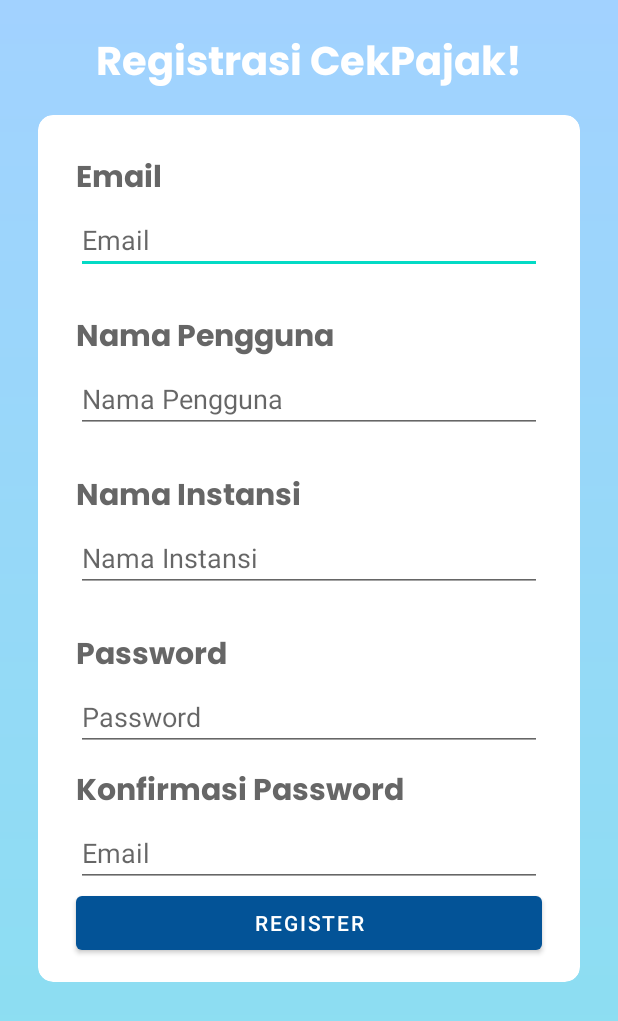
After one commit to ilhamnusantara/AplikasiPPajak, an Android app: the RegisterActivity screen opened directly, with no data from a screen before it, on a phone screen of 412 x 824 dp. The commit adds this screen. Shown: the top 1021 px of the screen. Run offline under Robolectric (Android 15) with nearby library versions, the phone set to English and light mode, and no system bars.

Commit message:
[IMP] tambah register logic dan flow

```diff
--- a/app/src/main/java/com/example/cekpajak/helpers/Db.java
+++ b/app/src/main/java/com/example/cekpajak/helpers/Db.java
@@ -6,13 +6,14 @@ import android.database.Cursor;
 import android.database.sqlite.SQLiteDatabase;
 import android.database.sqlite.SQLiteOpenHelper;
 import com.example.cekpajak.models.User;
+import com.google.android.material.snackbar.Snackbar;
 
 public class Db extends SQLiteOpenHelper {
     //DATABASE NAME
     public static final String DATABASE_NAME = "cekpajak";
 
     //DATABASE VERSION
-    public static final int DATABASE_VERSION = 1;
+    public static final int DATABASE_VERSION = 2;
 
     //TABLE NAME
     public static final String TABLE_USERS = "users";
@@ -22,6 +23,8 @@ public class Db extends SQLiteOpenHelper {
     public static final String KEY_ID = "id";
     //COLUMN user name
     public static final String KEY_USER_NAME = "username";
+//  //COLUMN company name
+    public static final String KEY_COMPANY_NAME = "company_name";
     //COLUMN email
     public static final String KEY_EMAIL = "email";
     //COLUMN password
@@ -31,6 +34,7 @@ public class Db extends SQLiteOpenHelper {
             + " ( "
             + KEY_ID + " INTEGER PRIMARY KEY, "
             + KEY_USER_NAME + " TEXT, "
+            + KEY_COMPANY_NAME + " TEXT, "
             + KEY_EMAIL + " TEXT, "
             + KEY_PASSWORD + " TEXT"
             + " ) ";
@@ -42,7 +46,7 @@ public class Db extends SQLiteOpenHelper {
 
     @Override
     public void onCreate(SQLiteDatabase sqLiteDatabase) {
-        //Create Table when oncreate gets called
+        //Create Table when on_create gets called
         sqLiteDatabase.execSQL(SQL_TABLE_USERS);
 
     }
@@ -55,7 +59,6 @@ public class Db extends SQLiteOpenHelper {
 
     //using this method we can add users to user table
     public void addUser(User user) {
-
         //get writable database
         SQLiteDatabase db = this.getWritableDatabase();
 
@@ -64,6 +67,9 @@ public class Db extends SQLiteOpenHelper {
 
         //Put username in  @values
         values.put(KEY_USER_NAME, user.userName);
+
+        //Put company_name in @values
+        values.put(KEY_COMPANY_NAME,user.companyName);
 
         //Put email in  @values
         values.put(KEY_EMAIL, user.email);
@@ -81,10 +87,10 @@ public class Db extends SQLiteOpenHelper {
 
         if (cursor != null && cursor.moveToFirst()&& cursor.getCount()>0) {
             //if cursor has value then in user database there is user associated with this given email
-            User user1 = new User(cursor.getString(0), cursor.getString(1), cursor.getString(2), cursor.getString(3));
+            User user1 = new User(cursor.getString(0), cursor.getString(1), cursor.getString(2), cursor.getString(3),cursor.getString(4));
 
             //Match both passwords check they are same or not
-            if (user.password.equalsIgnoreCase(user1.password)) {
+            if (user.password.equals(user1.password)) {
                 return user1;
             }
         }
@@ -95,7 +101,7 @@ public class Db extends SQLiteOpenHelper {
 
     public boolean isEmailExists(String email) {
         SQLiteDatabase db = this.getReadableDatabase();
-        Cursor cursor = db.rawQuery("SELECT email from " + TABLE_USERS + " where email = " + "'" + email + "'admin",null);
+        Cursor cursor = db.rawQuery("SELECT email from " + TABLE_USERS + " where email = " + "'" + email + "'",null);
 
         if (cursor != null && cursor.moveToFirst()&& cursor.getCount()>0) {
             //if cursor has value then in user database there is user associated with this given email so return true
--- a/app/src/main/java/com/example/cekpajak/models/User.java
+++ b/app/src/main/java/com/example/cekpajak/models/User.java
@@ -3,12 +3,14 @@ package com.example.cekpajak.models;
 public class User {
     public String id ;
     public String userName;
+    public String companyName;
     public String email;
     public String password;
 
-    public User(String id, String userName, String email, String password) {
+    public User(String id, String userName,String companyName, String email, String password) {
         this.id = id;
         this.userName = userName;
+        this.companyName = companyName;
         this.email = email;
         this.password = password;
     }
--- /dev/null
+++ b/app/src/main/java/com/example/cekpajak/views/RegisterActivity.java
@@ -0,0 +1,119 @@
+package com.example.cekpajak.views;
+
+import androidx.appcompat.app.AppCompatActivity;
+
+import android.os.Bundle;
+import android.view.View;
+import android.widget.Button;
+import android.widget.EditText;
+
+import com.example.cekpajak.R;
+import com.example.cekpajak.helpers.Db;
+import com.example.cekpajak.models.User;
+import com.google.android.material.snackbar.Snackbar;
+
+public class RegisterActivity extends AppCompatActivity {
+    Db db ;
+
+    Button btnRegister;
+    EditText emailTxt;
+    EditText usernameTxt;
+    EditText companyTxt;
+    EditText passwordTxt;
+    EditText secondPasswordTxt;
+
+    @Override
+    protected void onCreate(Bundle savedInstanceState) {
+        super.onCreate(savedInstanceState);
+        setContentView(R.layout.activity_register);
+
+        View mainLayout = findViewById(R.id.mainLayout);
+        db = new Db(this);
+        btnRegister = findViewById(R.id.register);
+        emailTxt =  findViewById(R.id.email);
+        usernameTxt = findViewById(R.id.username);
+        companyTxt = findViewById(R.id.company_name);
+        passwordTxt = findViewById(R.id.password);
+        secondPasswordTxt = findViewById(R.id.company_name);
+
+        btnRegister.setOnClickListener(new View.OnClickListener() {
+            @Override
+            public void onClick(View view) {
+                if(validate()){
+                    //Get values from EditText fields
+                    String Email = emailTxt.getText().toString();
+                    String Username = usernameTxt.getText().toString();
+                    String CompanyName = companyTxt.getText().toString();
+                    String Password = passwordTxt.getText().toString();
+
+                    Boolean isExist = db.isEmailExists(Email);
+                    if (isExist){
+                        Snackbar.make(mainLayout, "Email telah terdaftar!", Snackbar.LENGTH_LONG).show();
+                    }else{
+                        db.addUser(new User(null, Username,CompanyName, Email, Password));
+                        finish();
+                        Snackbar.make(mainLayout, "Berhasil mendaftar!", Snackbar.LENGTH_LONG).show();
+                    }
+
+                }
+            }
+        });
+
+
+    }
+
+    public boolean validate(){
+        boolean valid = false;
+        //Get values from EditText fields
+        View mainLayout = findViewById(R.id.mainLayout);
+        String Email = emailTxt.getText().toString();
+        String Username = usernameTxt.getText().toString();
+        String CompanyName = companyTxt.getText().toString();
+        String Password = passwordTxt.getText().toString();
+        String SecondPassword = secondPasswordTxt.getText().toString();
+
+
+        //Handling validation for Email field
+        if (!android.util.Patterns.EMAIL_ADDRESS.matcher(Email).matches()) {
+            valid = false;
+            Snackbar.make(mainLayout, "Email harus diisi!", Snackbar.LENGTH_LONG).show();
+        } else {
+            valid = true;
+        }
+
+        //Username
+        if (Username.isEmpty()) {
+            valid = false;
+            Snackbar.make(mainLayout, "Nama pengguna harus diisi!", Snackbar.LENGTH_LONG).show();
+        } else {
+            valid = true;
+        }
+
+        //Nama Perusahaan
+        if (CompanyName.isEmpty()) {
+            valid = false;
+            Snackbar.make(mainLayout, "Nama instansi harus diisi!", Snackbar.LENGTH_LONG).show();
+        } else {
+            valid = true;
+        }
+
+        //Handling validation for Password field
+        if (Password.isEmpty()) {
+            valid = false;
+            Snackbar.make(mainLayout, "Password harus diisi!", Snackbar.LENGTH_LONG).show();
+        } else {
+            if (Password.length() < 5) {
+                valid = false;
+                Snackbar.make(mainLayout, "Password terlalu pendek!", Snackbar.LENGTH_LONG).show();
+            }else if (Password.equals(SecondPassword)){
+                valid = false;
+                Snackbar.make(mainLayout, "Konfirmasi password tidak sesuai !", Snackbar.LENGTH_LONG).show();
+            }else {
+                valid = true;
+            }
+        }
+
+        return valid;
+    }
+
+}
--- /dev/null
+++ b/app/src/main/res/layout/activity_register.xml
@@ -0,0 +1,176 @@
+<?xml version="1.0" encoding="utf-8"?>
+<LinearLayout xmlns:android="http://schemas.android.com/apk/res/android"
+    xmlns:app="http://schemas.android.com/apk/res-auto"
+    xmlns:tools="http://schemas.android.com/tools"
+    android:layout_width="match_parent"
+    android:layout_height="match_parent"
+    android:background="@drawable/bgnewstyle"
+    android:orientation="vertical"
+    android:id="@+id/mainLayout"
+    tools:context="com.example.cekpajak.views.RegisterActivity">
+    <TextView
+        android:id="@+id/textView4"
+        android:layout_width="match_parent"
+        android:layout_height="wrap_content"
+        android:layout_marginTop="20dp"
+        android:layout_gravity="center"
+        android:fontFamily="@font/poppins_bold"
+        android:text="Registrasi CekPajak!"
+        android:textColor="#FFF"
+        android:textSize="12pt"
+        android:textAlignment="center"
+        android:textStyle="bold"
+        android:typeface="sans"
+        />
+
+    <androidx.cardview.widget.CardView
+        android:layout_width="match_parent"
+        android:layout_height="wrap_content"
+        android:background="#FFF"
+        android:layout_marginTop="10dp"
+        app:cardCornerRadius="10dp"
+        android:layout_marginLeft="25dp"
+        android:layout_marginRight="25dp"
+        >
+        <LinearLayout
+            android:layout_width="match_parent"
+            android:layout_height="match_parent"
+            android:orientation="vertical">
+
+            <TextView
+                android:layout_height="wrap_content"
+                android:layout_width="match_parent"
+                android:layout_marginTop="25dp"
+                android:layout_marginLeft="25dp"
+                android:layout_marginRight="25dp"
+                android:text="Email"
+                android:fontFamily="@font/poppins_bold"
+                android:textColor="#666666"
+                android:textSize="20sp"
+                android:typeface="sans"
+                />
+
+            <EditText
+                android:id="@+id/email"
+                android:layout_height="wrap_content"
+                android:layout_width="match_parent"
+                android:layout_marginLeft="25dp"
+                android:layout_marginRight="25dp"
+                android:textColor="#757575"
+                android:hint="Email"
+                tools:text="johndoe@gmail.com"
+                android:inputType="textEmailAddress" />
+
+            <!--Username-->
+            <TextView
+                android:layout_height="wrap_content"
+                android:layout_width="match_parent"
+                android:layout_marginTop="25dp"
+                android:layout_marginLeft="25dp"
+                android:layout_marginRight="25dp"
+                android:text="Nama Pengguna"
+                android:fontFamily="@font/poppins_bold"
+                android:textColor="#666666"
+                android:textSize="20sp"
+                android:typeface="sans"
+                />
+
+            <EditText
+                android:id="@+id/username"
+                android:layout_height="wrap_content"
+                android:layout_width="match_parent"
+                android:layout_marginLeft="25dp"
+                android:layout_marginRight="25dp"
+                android:textColor="#757575"
+                android:hint="Nama Pengguna"
+                tools:text="John Doe"
+                android:inputType="text" />
+            <!--Nama Instansi-->
+            <TextView
+                android:layout_height="wrap_content"
+                android:layout_width="match_parent"
+                android:layout_marginTop="25dp"
+                android:layout_marginLeft="25dp"
+                android:layout_marginRight="25dp"
+                android:text="Nama Instansi"
+                android:fontFamily="@font/poppins_bold"
+                android:textColor="#666666"
+                android:textSize="20sp"
+                android:typeface="sans"
+                />
+
+            <EditText
+                android:id="@+id/company_name"
+                android:layout_height="wrap_content"
+                android:layout_width="match_parent"
+                android:layout_marginLeft="25dp"
+                android:layout_marginRight="25dp"
+                android:textColor="#757575"
+                android:hint="Nama Instansi"
+                tools:text="PT.Telkom Indonesia"
+                android:inputType="text" />
+            <TextView
+                android:layout_height="wrap_content"
+                android:layout_width="match_parent"
+                android:layout_marginTop="25dp"
+                android:layout_marginLeft="25dp"
+                android:layout_marginRight="25dp"
+                android:text="Password"
+                android:fontFamily="@font/poppins_bold"
+                android:textColor="#666666"
+                android:textSize="20sp"
+                android:typeface="sans"
+                />
+
+            <EditText
+                android:id="@+id/password"
+                android:layout_height="wrap_content"
+                android:layout_width="match_parent"
+                android:layout_marginLeft="25dp"
+                android:layout_marginRight="25dp"
+                android:textColor="#757575"
+                android:hint="Password"
+                tools:text="12345678"
+                android:inputType="textPassword" />
+
+            <TextView
+                android:layout_width="match_parent"
+                android:layout_height="wrap_content"
+                android:layout_marginLeft="25dp"
+                android:layout_marginTop="10dp"
+                android:layout_marginRight="25dp"
+                android:fontFamily="@font/poppins_bold"
+                android:text="Konfirmasi Password"
+                android:textColor="#666666"
+                android:textSize="20sp"
+                android:typeface="sans" />
+
+            <EditText
+                android:id="@+id/second_password"
+                android:layout_width="match_parent"
+                android:layout_height="wrap_content"
+                android:layout_marginLeft="25dp"
+                android:layout_marginRight="25dp"
+                android:hint="Email"
+                android:inputType="textPassword"
+                android:textColor="#757575"
+                tools:text="12345678"
+                android:importantForAutofill="no" />
+
+            <Button
+                android:id="@+id/register"
+                android:layout_width="match_parent"
+                android:layout_height="wrap_content"
+                android:layout_marginLeft="25dp"
+                android:layout_marginRight="25dp"
+                android:layout_marginBottom="15dp"
+                android:layout_gravity="center"
+                android:text="REGISTER"
+                android:textAllCaps="false" />
+        </LinearLayout>
+
+
+
+    </androidx.cardview.widget.CardView>
+
+</LinearLayout>
```
Also changed, not shown: app/src/main/AndroidManifest.xml (+16 -13 lines), app/src/main/java/com/example/cekpajak/views/LoginActivity.java (+16 -7 lines).
